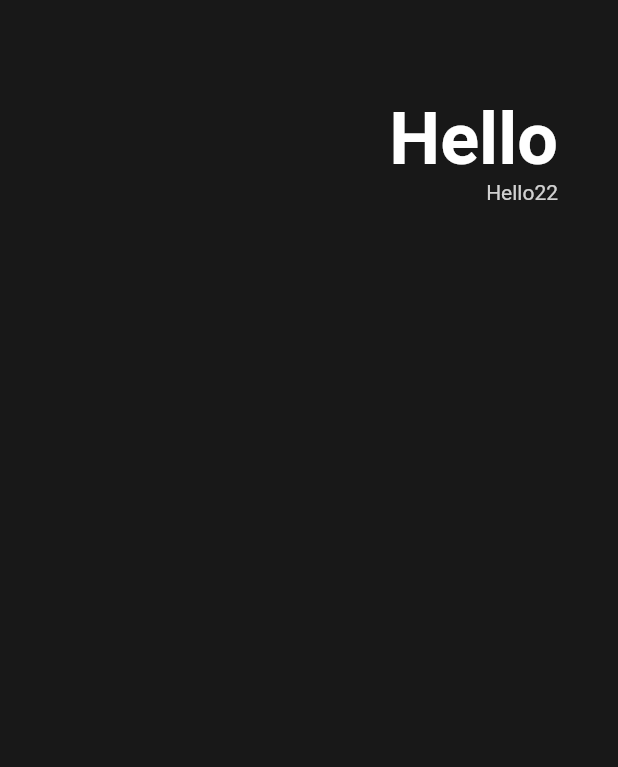
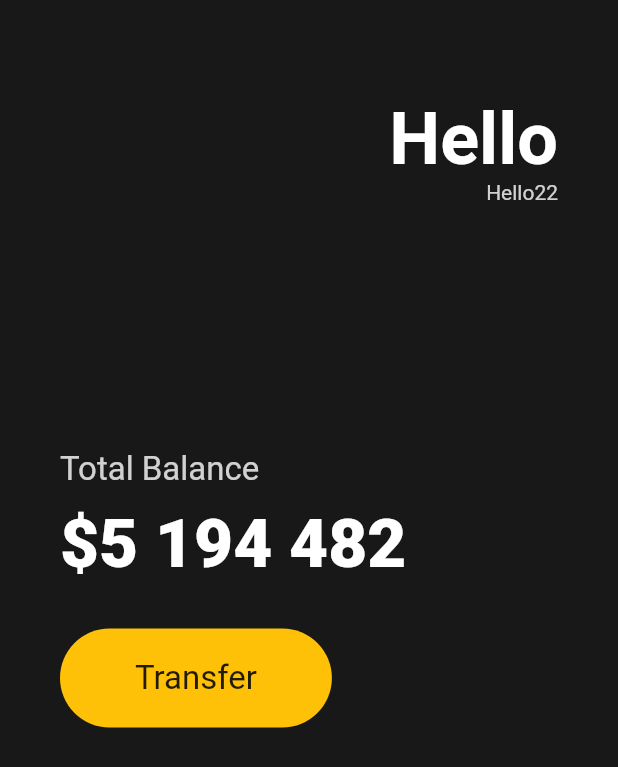
Before and after one commit to stevenkim18/HelloFlutter, a Flutter app: the screen it shows after launch, on a phone screen of 412 x 824 dp. Shown: the top 767 px of the screen. Run offline on Flutter 3.47's test engine with Material 2 defaults, Android fonts, the phone set to English and light mode, and no system bars.

Commit message:
노마드 코더 기초 3-2

```diff
--- a/NomadCoder/my_first_flutter/lib/main.dart
+++ b/NomadCoder/my_first_flutter/lib/main.dart
@@ -15,7 +15,8 @@ class MyApp extends StatelessWidget {
         backgroundColor: Color(0xff181818),
         body: Padding(
           padding: const EdgeInsets.symmetric(horizontal: 40),
-          child: Column(children: [
+          child:
+              Column(crossAxisAlignment: CrossAxisAlignment.start, children: [
             Row(
               // 옆으로니까 main이면 가로 정렬
               mainAxisAlignment: MainAxisAlignment.end,
@@ -44,6 +45,51 @@ class MyApp extends StatelessWidget {
                 ),
               ],
             ),
+            SizedBox(
+              height: 100,
+            ),
+            Text(
+              "Total Balance",
+              style: TextStyle(
+                fontSize: 22,
+                color: Colors.white.withOpacity(0.8),
+              ),
+            ),
+            SizedBox(
+              height: 10,
+            ),
+            Text(
+              "\$5 194 482",
+              style: TextStyle(
+                fontSize: 45,
+                fontWeight: FontWeight.w800,
+                color: Colors.white,
+              ),
+            ),
+            SizedBox(
+              height: 30,
+            ),
+            Row(
+              children: [
+                Container(
+                  decoration: BoxDecoration(
+                      color: Colors.amber,
+                      borderRadius: BorderRadius.circular(45)),
+                  child: Padding(
+                    padding: const EdgeInsets.symmetric(
+                      vertical: 20,
+                      horizontal: 50,
+                    ),
+                    child: Text(
+                      "Transfer",
+                      style: TextStyle(
+                        fontSize: 22,
+                      ),
+                    ),
+                  ),
+                ),
+              ],
+            )
           ]),
         ),
       ),
```
